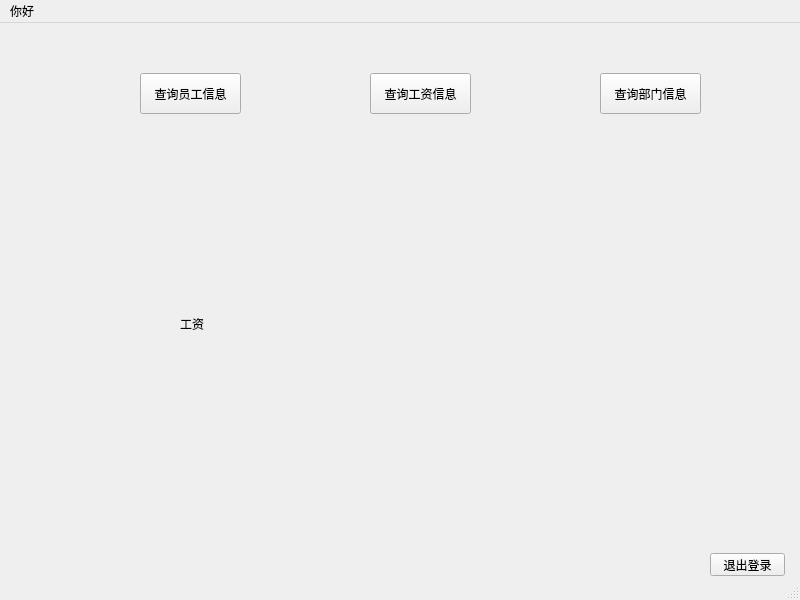
Qt form YYFs-main/untitled2/mainwindow.ui (Yyf020529/YYFs) before a commit.
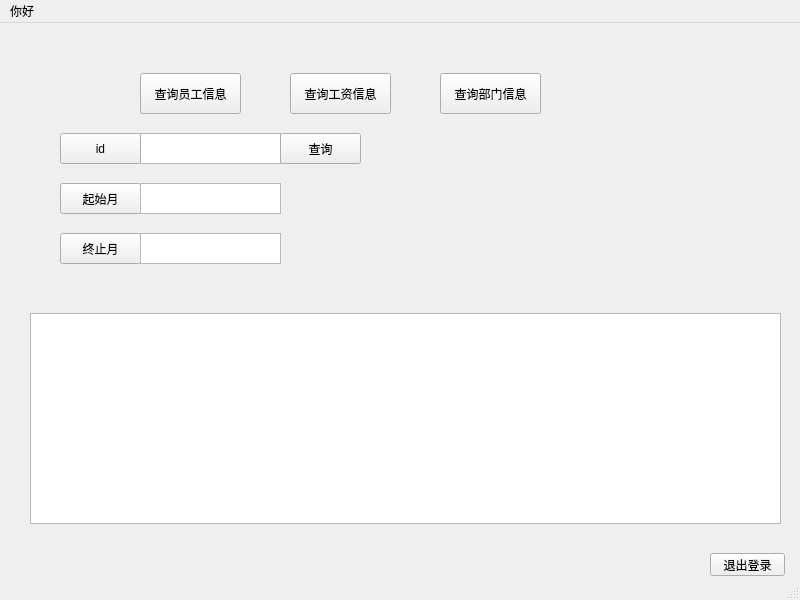
The same form after that commit. The open tabs and pages were chosen to show the change.

```diff
--- a/YYFs-main/untitled2/mainwindow.ui
+++ b/YYFs-main/untitled2/mainwindow.ui
@@ -44,7 +44,7 @@
     <property name="geometry">
      <rect>
       <x>20</x>
-      <y>110</y>
+      <y>100</y>
       <width>771</width>
       <height>421</height>
      </rect>
@@ -272,19 +272,124 @@
        <string>删除</string>
       </property>
      </widget>
-    </widget>
-    <widget class="QWidget" name="page_2">
-     <widget class="QLabel" name="label_3">
+     <widget class="QLabel" name="label_2">
       <property name="geometry">
        <rect>
-        <x>160</x>
+        <x>20</x>
         <y>160</y>
+        <width>201</width>
+        <height>21</height>
+       </rect>
+      </property>
+      <property name="text">
+       <string/>
+      </property>
+     </widget>
+     <widget class="QPushButton" name="pushButton_8">
+      <property name="geometry">
+       <rect>
+        <x>650</x>
+        <y>140</y>
+        <width>91</width>
+        <height>31</height>
+       </rect>
+      </property>
+      <property name="text">
+       <string>历史信息</string>
+      </property>
+     </widget>
+    </widget>
+    <widget class="QWidget" name="page_2">
+     <widget class="QTextEdit" name="textEdit_4">
+      <property name="geometry">
+       <rect>
+        <x>120</x>
+        <y>10</y>
+        <width>141</width>
+        <height>31</height>
+       </rect>
+      </property>
+     </widget>
+     <widget class="QPushButton" name="pushButton_9">
+      <property name="geometry">
+       <rect>
+        <x>260</x>
+        <y>10</y>
         <width>81</width>
-        <height>61</height>
+        <height>31</height>
        </rect>
       </property>
       <property name="text">
-       <string>工资</string>
+       <string>查询</string>
+      </property>
+     </widget>
+     <widget class="QPushButton" name="pushButton_10">
+      <property name="geometry">
+       <rect>
+        <x>40</x>
+        <y>10</y>
+        <width>81</width>
+        <height>31</height>
+       </rect>
+      </property>
+      <property name="text">
+       <string>id</string>
+      </property>
+     </widget>
+     <widget class="QPushButton" name="pushButton_11">
+      <property name="geometry">
+       <rect>
+        <x>40</x>
+        <y>60</y>
+        <width>81</width>
+        <height>31</height>
+       </rect>
+      </property>
+      <property name="text">
+       <string>起始月</string>
+      </property>
+     </widget>
+     <widget class="QTextEdit" name="textEdit_5">
+      <property name="geometry">
+       <rect>
+        <x>120</x>
+        <y>60</y>
+        <width>141</width>
+        <height>31</height>
+       </rect>
+      </property>
+     </widget>
+     <widget class="QPushButton" name="pushButton_12">
+      <property name="geometry">
+       <rect>
+        <x>40</x>
+        <y>110</y>
+        <width>81</width>
+        <height>31</height>
+       </rect>
+      </property>
+      <property name="text">
+       <string>终止月</string>
+      </property>
+     </widget>
+     <widget class="QTextEdit" name="textEdit_6">
+      <property name="geometry">
+       <rect>
+        <x>120</x>
+        <y>110</y>
+        <width>141</width>
+        <height>31</height>
+       </rect>
+      </property>
+     </widget>
+     <widget class="QTableView" name="tableView_2">
+      <property name="geometry">
+       <rect>
+        <x>10</x>
+        <y>190</y>
+        <width>751</width>
+        <height>211</height>
+       </rect>
       </property>
      </widget>
     </widget>
@@ -320,7 +425,7 @@
    <widget class="QPushButton" name="pushButton_3">
     <property name="geometry">
      <rect>
-      <x>370</x>
+      <x>290</x>
       <y>50</y>
       <width>101</width>
       <height>41</height>
@@ -333,7 +438,7 @@
    <widget class="QPushButton" name="pushButton_4">
     <property name="geometry">
      <rect>
-      <x>600</x>
+      <x>440</x>
       <y>50</y>
       <width>101</width>
       <height>41</height>
```
Left out of the diff: 25 changed lines with no effect on the pictures.
